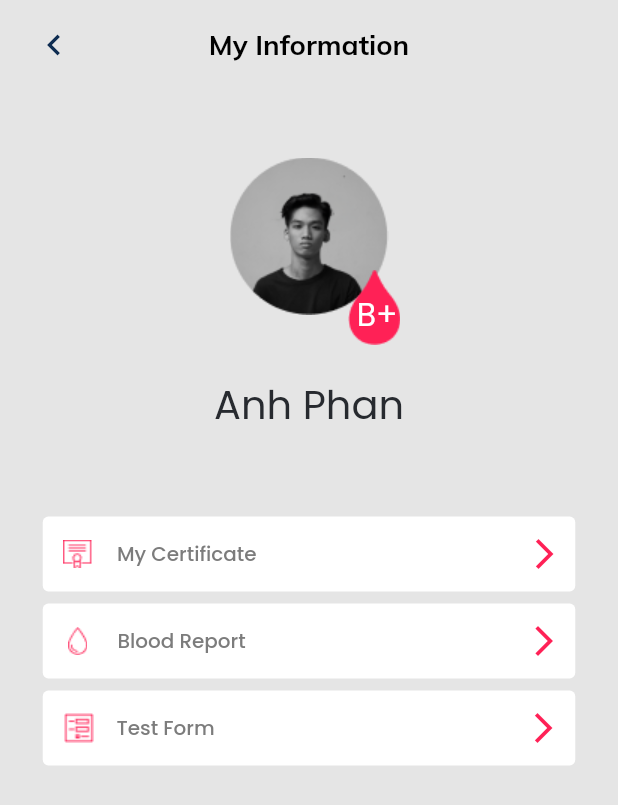
After one commit to dscdut/bloodbond, a Flutter app: the MyInfoView screen opened directly, on a phone screen of 412 x 824 dp. The commit adds this screen. Shown: the top 805 px of the screen. Run offline on Flutter 3.47's test engine with Material 2 defaults, Android fonts, the phone set to English and light mode, and no system bars; our stand-ins replace bloc, carousel_slider, dio, dropdown_button2, easy_localization, equatable and 9 more; accounts and stored records are empty; network calls fail.

Commit message:
[feat] add reports screen

```diff
--- /dev/null
+++ b/mobile/lib/features/my_certificate/my_certificate.dart
@@ -0,0 +1 @@
+export 'view/my_certificate.view.dart';
--- /dev/null
+++ b/mobile/lib/features/my_test_form/my_form.dart
@@ -0,0 +1 @@
+export 'view/my_form.view.dart';
--- /dev/null
+++ b/mobile/lib/features/myinfo/my_info.dart
@@ -0,0 +1 @@
+export 'view/my_info.view.dart';
--- /dev/null
+++ b/mobile/lib/features/myinfo/view/my_info.view.dart
@@ -0,0 +1,220 @@
+import 'package:bloodbond/common/theme/color_styles.dart';
+import 'package:bloodbond/common/widgets/common_app_bar.widget.dart';
+import 'package:flutter/material.dart';
+
+class MyInfoView extends StatelessWidget {
+  const MyInfoView({super.key});
+
+  @override
+  Widget build(BuildContext context) {
+    return Scaffold(
+      backgroundColor: const Color(0xFFE5E5E5),
+      appBar: const CommonAppBar(
+        title: 'My Information',
+        backgroundColor: ColorStyles.backgroundAppbar,
+      ),
+      body: Column(
+        children: [
+          const SizedBox(
+            height: 45,
+          ),
+          const Stack(
+            children: [
+              SizedBox(
+                height: 130,
+                width: 200,
+                child: DecoratedBox(
+                  decoration:
+                      BoxDecoration(color: ColorStyles.backgroundAppbar),
+                ),
+              ),
+              Center(
+                child: Image(
+                  image: AssetImage('assets/images/avatar.png'),
+                ),
+              ),
+              Positioned(
+                width: 50,
+                height: 50,
+                right: 130,
+                bottom: 5,
+                child: Stack(
+                  children: [
+                    Image(image: AssetImage('assets/images/blood.png')),
+                    Positioned(
+                      right: 17,
+                      bottom: 5,
+                      child: Text(
+                        'B+',
+                        style: TextStyle(
+                          fontFamily: 'Poppins',
+                          fontSize: 21,
+                          color: Colors.white,
+                        ),
+                      ),
+                    ),
+                  ],
+                ),
+              )
+            ],
+          ),
+          const SizedBox(
+            height: 15,
+          ),
+          const Text(
+            'Anh Phan',
+            style: TextStyle(
+              fontFamily: 'Poppins',
+              fontSize: 26.63,
+              color: Color(0xFF272A2F),
+            ),
+          ),
+          const SizedBox(
+            height: 54.31,
+          ),
+          TextButton(
+            style: ButtonStyle(
+              backgroundColor: MaterialStateProperty.all<Color>(Colors.white),
+              minimumSize: MaterialStateProperty.all<Size>(const Size(355, 50)),
+              shape: MaterialStateProperty.all<RoundedRectangleBorder>(
+                RoundedRectangleBorder(
+                  borderRadius:
+                      BorderRadius.circular(3.8), // Set the border radius
+                ),
+              ),
+            ),
+            onPressed: () {
+              Navigator.pushNamed(context, '/my_certification');
+            },
+            child: const Row(
+              mainAxisSize: MainAxisSize.min,
+              children: [
+                SizedBox(
+                  width: 5,
+                ),
+                Image(
+                  image: AssetImage('assets/images/certificate.png'),
+                ),
+                SizedBox(
+                  width: 16,
+                ),
+                Text(
+                  'My Certificate',
+                  style: TextStyle(
+                    fontFamily: 'Poppins',
+                    fontSize: 13.31,
+                    color: Color(0xFF7C7C7C),
+                  ),
+                ),
+                SizedBox(
+                  width: 180,
+                ),
+                Icon(
+                  Icons.arrow_forward_ios,
+                  color: Color(0xFFFF2156),
+                )
+              ],
+            ),
+          ),
+          const SizedBox(
+            height: 8,
+          ),
+          TextButton(
+            style: ButtonStyle(
+              backgroundColor: MaterialStateProperty.all<Color>(Colors.white),
+              minimumSize: MaterialStateProperty.all<Size>(const Size(355, 50)),
+              shape: MaterialStateProperty.all<RoundedRectangleBorder>(
+                RoundedRectangleBorder(
+                  borderRadius:
+                      BorderRadius.circular(3.8), // Set the border radius
+                ),
+              ),
+            ),
+            onPressed: () {
+              Navigator.pushNamed(context, '/report');
+            },
+            child: const Row(
+              mainAxisSize: MainAxisSize.min,
+              children: [
+                SizedBox(
+                  width: 8,
+                ),
+                Image(
+                  image: AssetImage('assets/images/blood_outlined.png'),
+                ),
+                SizedBox(
+                  width: 20,
+                ),
+                Text(
+                  'Blood Report  ',
+                  style: TextStyle(
+                    fontFamily: 'Poppins',
+                    fontSize: 13.31,
+                    color: Color(0xFF7C7C7C),
+                  ),
+                ),
+                SizedBox(
+                  width: 180,
+                ),
+                Icon(
+                  Icons.arrow_forward_ios,
+                  color: Color(0xFFFF2156),
+                )
+              ],
+            ),
+          ),
+          const SizedBox(
+            height: 8,
+          ),
+          TextButton(
+            style: ButtonStyle(
+              backgroundColor: MaterialStateProperty.all<Color>(Colors.white),
+              minimumSize: MaterialStateProperty.all<Size>(const Size(355, 50)),
+              shape: MaterialStateProperty.all<RoundedRectangleBorder>(
+                RoundedRectangleBorder(
+                  borderRadius:
+                      BorderRadius.circular(3.8), // Set the border radius
+                ),
+              ),
+            ),
+            onPressed: () {
+              Navigator.pushNamed(context, '/my_test_form');
+            },
+            child: const Row(
+              mainAxisSize: MainAxisSize.min,
+              children: [
+                SizedBox(
+                  width: 5,
+                ),
+                Image(
+                  image: AssetImage('assets/images/form.png'),
+                ),
+                SizedBox(
+                  width: 15,
+                ),
+                Text(
+                  'Test Form     ',
+                  style: TextStyle(
+                    fontFamily: 'Poppins',
+                    fontSize: 13.31,
+                    color: Color(0xFF7C7C7C),
+                  ),
+                ),
+                SizedBox(
+                  width: 190,
+                ),
+                Icon(
+                  Icons.arrow_forward_ios,
+                  color: Color(0xFFFF2156),
+                )
+              ],
+            ),
+          ),
+          const SizedBox(
+            height: 8,
+          ),
+        ],
+      ),
+    );
+  }
+}
```
Also changed, not shown: mobile/lib/features/my_certificate/view/my_certificate.view.dart (added, +31 -0 lines), mobile/lib/features/my_certificate/widgets/certificate_card.dart (added, +103 -0 lines), mobile/lib/features/my_test_form/view/my_form.view.dart (added, +77 -0 lines), mobile/lib/features/my_test_form/widgets/question_form.widget.dart (added, +69 -0 lines), mobile/lib/features/my_test_form/widgets/question_item.widget.dart (added, +31 -0 lines), mobile/lib/features/report/view/report.view.dart (+10 -8 lines), mobile/assets/images/342385459_1241221426757452_6565586841707189784_n.jpg (added), mobile/assets/images/avatar.png (added), mobile/assets/images/blood.png (added), mobile/assets/images/blood_outlined.png (added), mobile/assets/images/certificate.png (added), mobile/assets/images/form.png (added).
